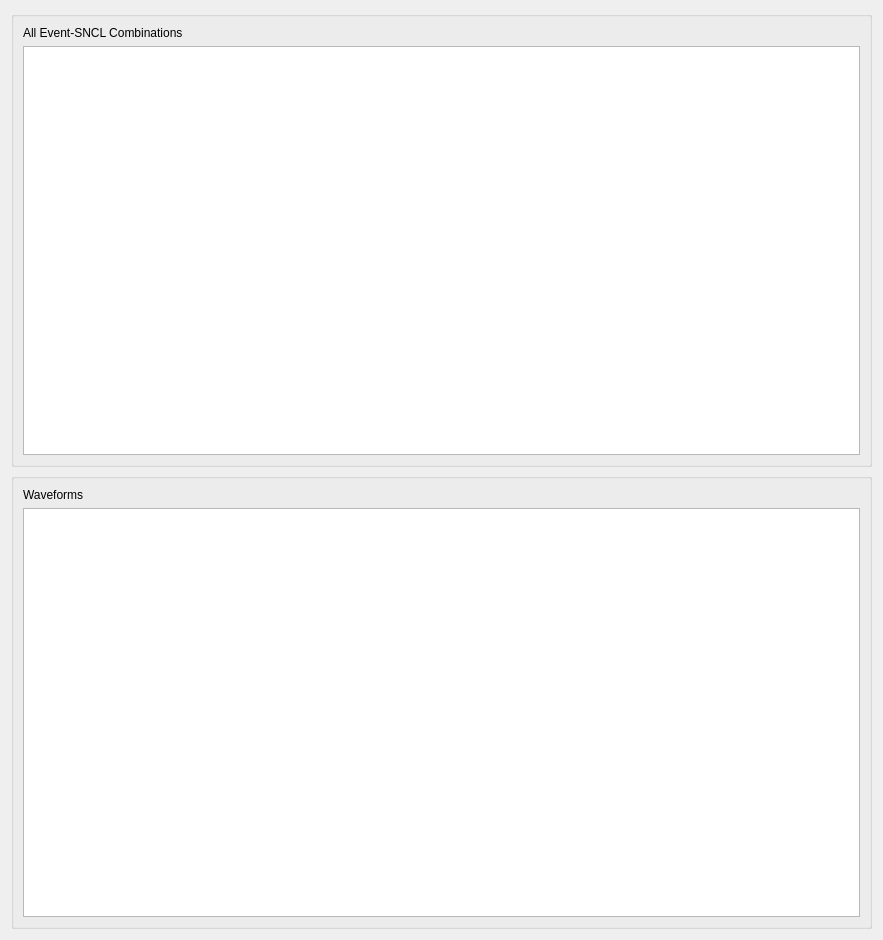
Qt form pyweed/WaveformDialog.ui (iris-edu/pyweed) before a commit.
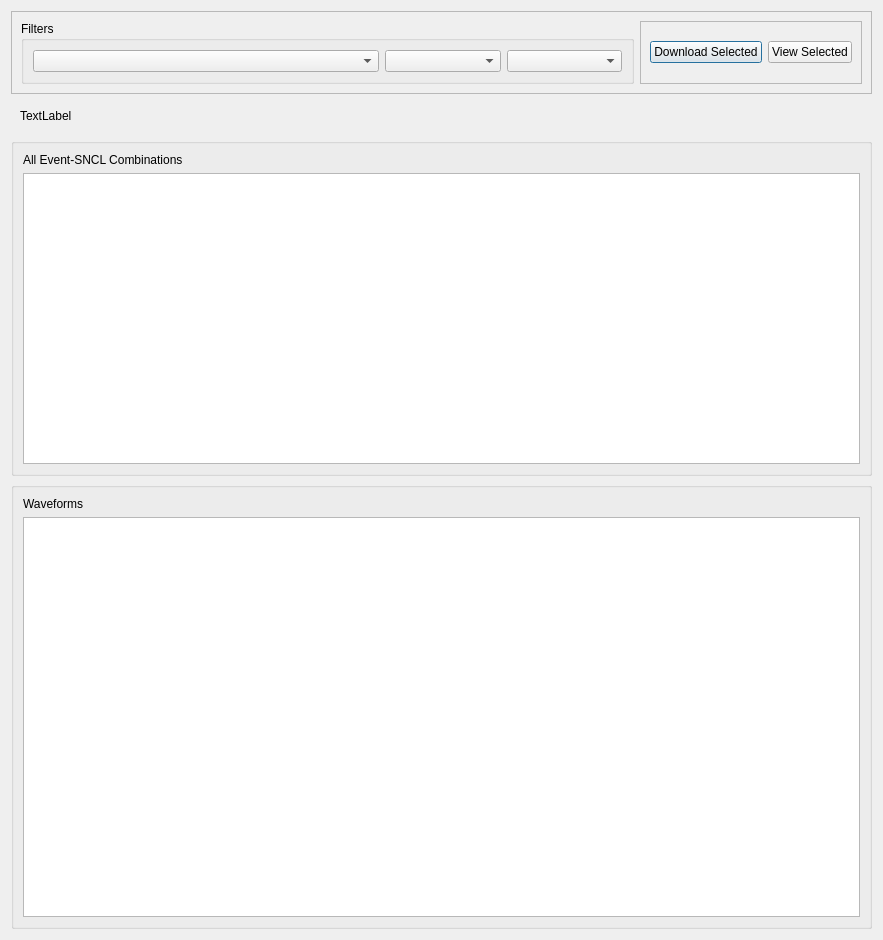
The same form after that commit.

Commit message: filters for waveform dialog

What changed in the file:
```diff
--- a/pyweed/WaveformDialog.ui
+++ b/pyweed/WaveformDialog.ui
@@ -14,6 +14,75 @@
    <string>Dialog</string>
   </property>
   <layout class="QVBoxLayout" name="verticalLayout">
+   <item>
+    <widget class="QFrame" name="filterFrame">
+     <property name="frameShape">
+      <enum>QFrame::StyledPanel</enum>
+     </property>
+     <property name="frameShadow">
+      <enum>QFrame::Raised</enum>
+     </property>
+     <layout class="QHBoxLayout" name="horizontalLayout" stretch="3,1">
+      <item>
+       <widget class="QGroupBox" name="filterGroupBox">
+        <property name="title">
+         <string>Filters</string>
+        </property>
+        <layout class="QHBoxLayout" name="horizontalLayout_2" stretch="3,1,1">
+         <item>
+          <widget class="QComboBox" name="eventComboBox"/>
+         </item>
+         <item>
+          <widget class="QComboBox" name="networkComboBox"/>
+         </item>
+         <item>
+          <widget class="QComboBox" name="stationComboBox"/>
+         </item>
+        </layout>
+       </widget>
+      </item>
+      <item>
+       <widget class="QFrame" name="downloadFrame">
+        <property name="frameShape">
+         <enum>QFrame::StyledPanel</enum>
+        </property>
+        <property name="frameShadow">
+         <enum>QFrame::Raised</enum>
+        </property>
+        <layout class="QHBoxLayout" name="horizontalLayout_3">
+         <item>
+          <widget class="QPushButton" name="downloadPushButton">
+           <property name="text">
+            <string>Download Selected</string>
+           </property>
+          </widget>
+         </item>
+         <item>
+          <widget class="QPushButton" name="viewPushButton">
+           <property name="text">
+            <string>View Selected</string>
+           </property>
+          </widget>
+         </item>
+        </layout>
+       </widget>
+      </item>
+     </layout>
+    </widget>
+   </item>
+   <item>
+    <widget class="QFrame" name="statusFrame">
+     <layout class="QVBoxLayout" name="verticalLayout_4">
+      <item>
+       <widget class="QLabel" name="statusLabel">
+        <property name="text">
+         <string>TextLabel</string>
+        </property>
+       </widget>
+      </item>
+     </layout>
+    </widget>
+   </item>
    <item>
     <widget class="QGroupBox" name="selectionTableGroupBox">
      <layout class="QVBoxLayout" name="verticalLayout_2">
```
The commit also changes 3 other files.
